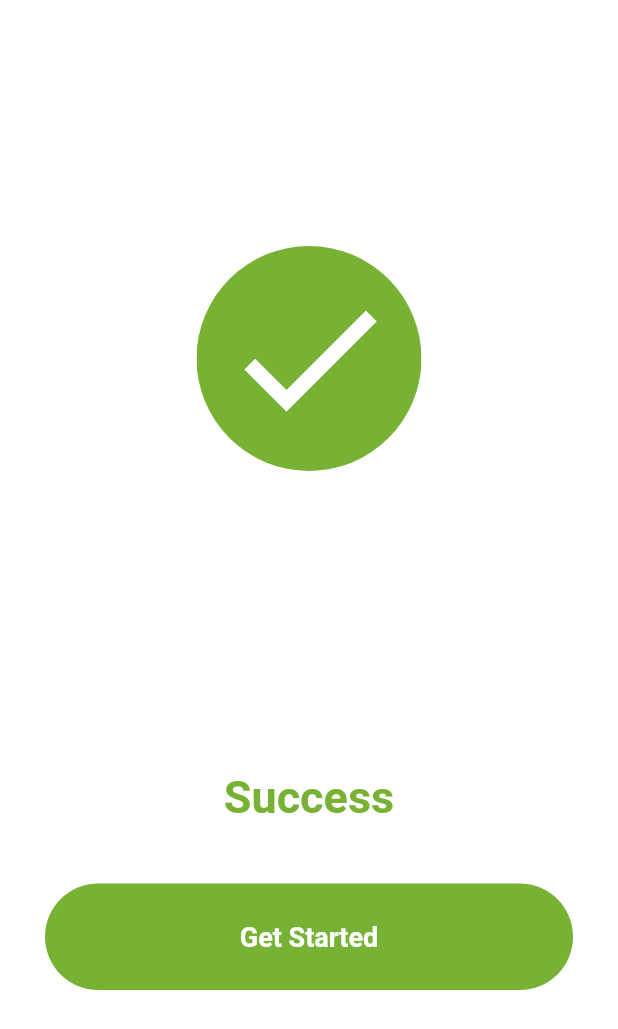
After one commit to YamanQD/expiry-cart-client, a Flutter app: the RegisterSuccessPage screen opened directly, on a phone screen of 412 x 824 dp. The commit adds this screen. Shown: the top 1029 px of the screen. Run offline on Flutter 3.47's test engine with Material 2 defaults, Android fonts, the phone set to English and light mode, and no system bars; our stand-ins replace flutter_secure_storage, image_picker; accounts and stored records are empty; network calls fail.

Commit message:
Improve navigation Seperate sign in and register success screens Use pushAndRemove instead of push

```diff
--- /dev/null
+++ b/lib/Screens/register_success_page.dart
@@ -0,0 +1,56 @@
+import 'package:expiry_cart/Screens/sign_in_page.dart';
+import 'package:expiry_cart/Style/constant.dart';
+import 'package:expiry_cart/Style/text_button_style.dart';
+import 'package:flutter/material.dart';
+import 'package:flutter/painting.dart';
+
+class RegisterSuccessPage extends StatelessWidget {
+  const RegisterSuccessPage({Key key}) : super(key: key);
+  @override
+  Widget build(BuildContext context) {
+    return Scaffold(
+      backgroundColor: Colors.white,
+      body: Column(
+        mainAxisAlignment: MainAxisAlignment.center,
+        crossAxisAlignment: CrossAxisAlignment.stretch,
+        children: [
+          Center(
+            child: ClipOval(
+              child: Container(
+                width: 150,
+                height: 150,
+                color: kGreenColor,
+                alignment: Alignment.center,
+                child: const Icon(
+                  Icons.check,
+                  color: Colors.white,
+                  size: 120,
+                ),
+              ),
+            ),
+          ),
+          const SizedBox(
+            height: 200,
+          ),
+          const Text(
+            'Success',
+            textAlign: TextAlign.center,
+            style: kTextStyle,
+          ),
+          const SizedBox(
+            height: 40,
+          ),
+          TextButtonStyle(
+            text: 'Get Started',
+            press: () {
+              Navigator.pushAndRemoveUntil(
+                  context,
+                  MaterialPageRoute(builder: (context) => const SignIn()),
+                  (route) => false);
+            },
+          ),
+        ],
+      ),
+    );
+  }
+}
--- a/lib/Screens/welcome_page.dart
+++ b/lib/Screens/welcome_page.dart
@@ -53,7 +53,7 @@ class WelcomePage extends StatelessWidget {
                     height: 40,
                   ),
                   TextButtonStyle(
-                    text: 'Sign In',
+                    text: 'Get Started',
                     press: () async {
                       if (await Auth.useTokenFromStorage()) {
                         Navigator.push(
--- a/lib/categories_helper/utils.dart
+++ b/lib/categories_helper/utils.dart
@@ -222,6 +222,10 @@ class Utils {
     }
   }
 
+  static void logOut() {
+    Auth.logout();
+  }
+
   static List<Category> getCategories() {
     return [
       Category(
```
Also changed, not shown: lib/Screens/categories_list_page.dart (+5 -2 lines), lib/Screens/login_success_page.dart (renamed from lib/Screens/success_page.dart, +6 -4 lines), lib/Screens/register_page.dart (+5 -9 lines), lib/Screens/sign_in_page.dart (+4 -3 lines), lib/services/auth.dart (+5 -5 lines).
